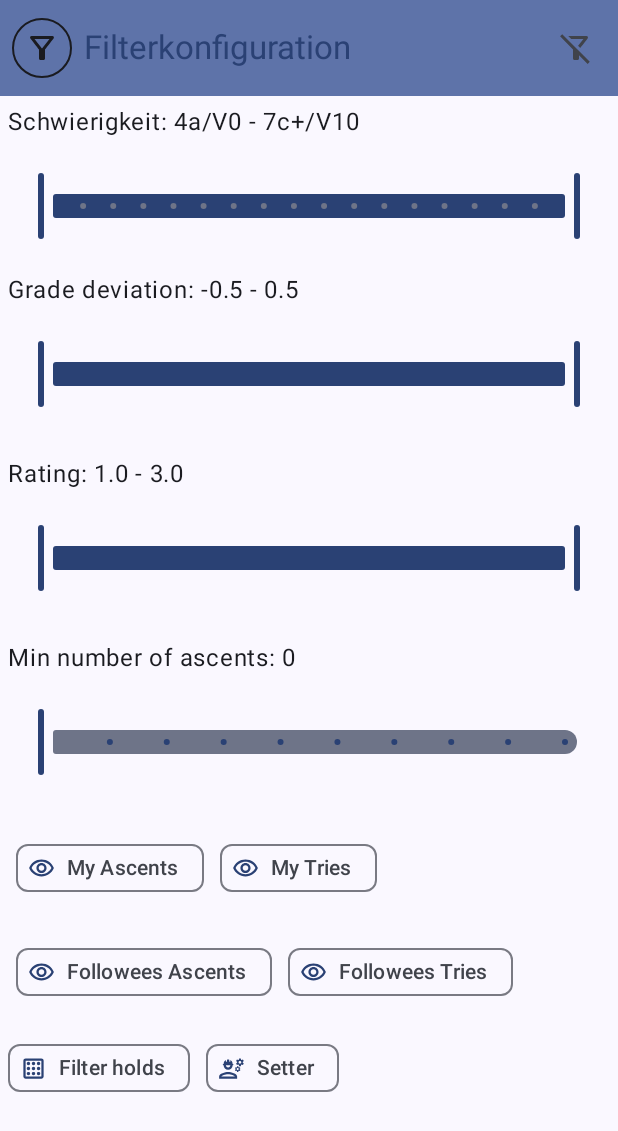
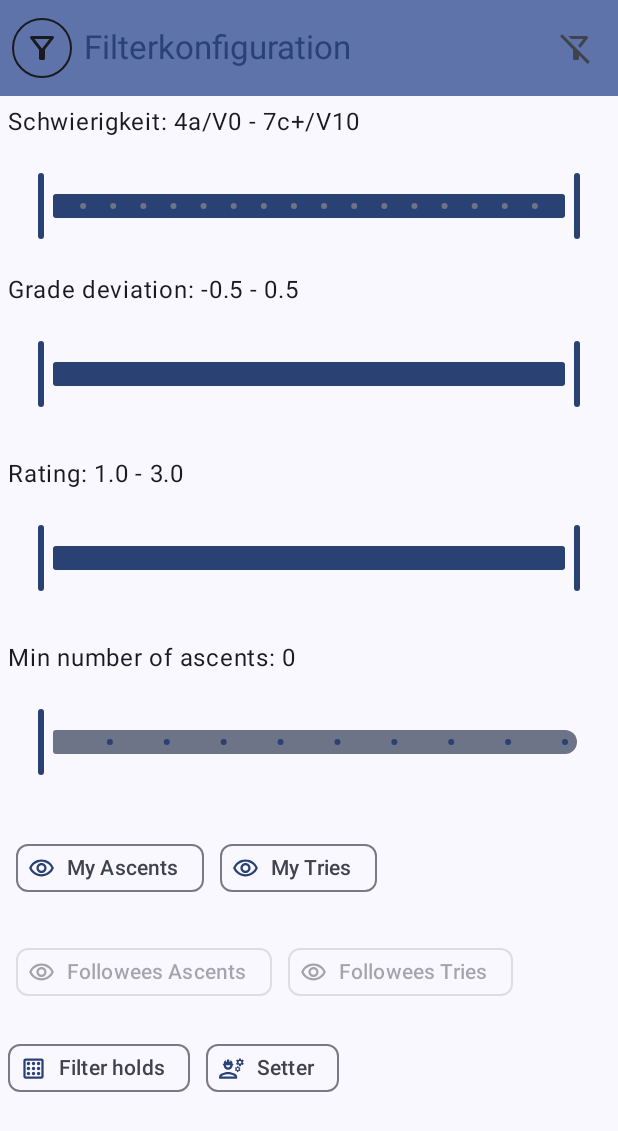
Before and after one commit to lekanteto/MKB4, an Android app built with Jetpack Compose: the FilterClimbsScreen screen opened through its navigation route, on a phone screen of 412 x 824 dp. Shown: the top 1131 px of the screen. Run offline under Robolectric (Android 15) with nearby library versions, the phone set to English and light mode, and no system bars; our stand-ins replace Room's generated code; network calls fail; 1 statement that could not run was skipped.

Commit message:
- added go to climb list on boulder screen - set contentDescr to null

```diff
--- a/app/src/main/java/com/mooo/koziol/mkb2/ui/BoardScreen.kt
+++ b/app/src/main/java/com/mooo/koziol/mkb2/ui/BoardScreen.kt
@@ -159,7 +159,8 @@ fun BoardBottomBar(
 
         NavigationBarItem(icon = {
             Icon(
-                imageVector = Icons.Outlined.Search, contentDescription = null
+                painter = painterResource(id = R.drawable.outline_view_list_24),
+                contentDescription = null
             )
         }, selected = false, onClick = { navController.popBackStack() })
 
@@ -186,7 +187,7 @@ fun BoardBottomBar(
             selected = false,
             onClick = { uriHandler.openUri("https://kilterboardapp.com/climbs/${climbUuid}") })
 
-    }, floatingActionButton = {
+    }, /*floatingActionButton = {
         FloatingActionButton(
             //onClick = destinations["climbsFilter"] ?: {},
             onClick = {},
@@ -198,5 +199,5 @@ fun BoardBottomBar(
                 contentDescription = null
             )
         }
-    })
+    }*/)
 }
--- a/app/src/main/java/com/mooo/koziol/mkb2/ui/FilterClimbsScreen.kt
+++ b/app/src/main/java/com/mooo/koziol/mkb2/ui/FilterClimbsScreen.kt
@@ -376,7 +376,7 @@ fun TheirClimbsFilter(
             .fillMaxSize()
             .padding(5.dp)
     ) {
-        FilterChip(
+        FilterChip(enabled = false,
             modifier = Modifier.padding(5.dp),
             onClick = {
                 onAscentsChanged(
@@ -416,7 +416,7 @@ fun TheirClimbsFilter(
             },
         )
 
-        FilterChip(
+        FilterChip(enabled = false,
             modifier = Modifier.padding(5.dp),
             onClick = {
                 onTriesChanged(
--- a/app/src/main/java/com/mooo/koziol/mkb2/ui/ListClimbsScreen.kt
+++ b/app/src/main/java/com/mooo/koziol/mkb2/ui/ListClimbsScreen.kt
@@ -76,7 +76,7 @@ fun ListClimbsScreen(
             LaunchedEffect(key1 = ClimbsRepository.currentClimb.collectAsState()) {
                 val index =
                     ClimbsRepository.climbs.value.indexOf(ClimbsRepository.currentClimb.value)
-                if(index != -1) {
+                if (index != -1) {
                     listState.scrollToItem(index)
                 }
             }
@@ -139,13 +139,13 @@ fun ClimbsBottomBar(
         NavigationBarItem(icon = {
             Icon(
                 painter = painterResource(id = R.drawable.outline_new_window_24px),
-                contentDescription = "Set Boulder"
+                contentDescription = null
             )
         }, selected = false, onClick = { }, enabled = false)
         NavigationBarItem(icon = {
             Icon(
                 painter = painterResource(id = R.drawable.outline_login_24),
-                contentDescription = "Log in on server"
+                contentDescription = null
             )
         },
             selected = isLoggingIn,
@@ -156,7 +156,7 @@ fun ClimbsBottomBar(
             icon = {
                 Icon(
                     painter = painterResource(id = R.drawable.outline_cloud_download_24),
-                    contentDescription = "Download data from server"
+                    contentDescription = null
                 )
             }, selected = isDownloading, onClick = download, enabled = !isDownloading
         )
@@ -169,7 +169,7 @@ fun ClimbsBottomBar(
         ) {
             Icon(
                 painter = painterResource(id = R.drawable.outline_filter_list_24),
-                contentDescription = "Filter climbs"
+                contentDescription = null
             )
         }
     })
@@ -194,22 +194,23 @@ fun ListClimbsTopBar(
             OutlinedIconButton(onClick = {}, content = {
                 Icon(
                     painter = painterResource(id = R.drawable.outline_bookmarks_24),
-                    contentDescription = "Filter bookmarks"
+                    contentDescription = null
                 )
-            })
+            }, enabled = false
+            )
         }, actions = {
-            OutlinedButton(onClick = { /* do something */ }) {
+            OutlinedButton(enabled = false, onClick = { /* do something */ }) {
                 Text("40°")
                 Spacer(modifier = Modifier.size(10.dp))
                 Icon(
                     painter = painterResource(id = R.drawable.outline_screen_rotation_24),
-                    contentDescription = "Localized description"
+                    contentDescription = null
                 )
             }
             OutlinedIconButton(onClick = destinations["climbsFilter"] ?: {}, content = {
                 Icon(
                     painter = painterResource(id = R.drawable.outline_filter_list_24),
-                    contentDescription = "Filter bookmarks"
+                    contentDescription = null
                 )
             })
         })
--- a/app/src/main/java/com/mooo/koziol/mkb2/ui/SetterListDialog.kt
+++ b/app/src/main/java/com/mooo/koziol/mkb2/ui/SetterListDialog.kt
@@ -40,6 +40,12 @@ fun SetterListDialog(
             val setters by setterListViewModel.setters.collectAsState(initial = emptyList())
 
             Row() {
+                IconButton(onClick = {
+                    onSelect("")
+                    (onDismissRequest)()
+                }) {
+                    Icon(painterResource(id = R.drawable.outline_filter_alt_off_24), null)
+                }
                 TextField(
                     value = searchText,
                     placeholder = { Text("Setter") },
@@ -59,13 +65,6 @@ fun SetterListDialog(
                     },
                     singleLine = true,
                 )
-                IconButton(onClick = {
-                    onSelect("")
-                    (onDismissRequest)()
-                }) {
-                    Icon(painterResource(id = R.drawable.outline_filter_alt_off_24), null)
-                }
-
             }
 
             LazyColumn(
--- a/gradle.properties
+++ b/gradle.properties
@@ -21,4 +21,5 @@ kotlin.code.style=official
 # resources declared in the library itself and none from the library's dependencies,
 # thereby reducing the size of the R class for that library
 android.nonTransitiveRClass=true
-org.gradle.configuration-cache=false
+org.gradle.configuration-cache=true
+#org.gradle.warning.mode=all
```
Also changed, not shown: 1 other file.
